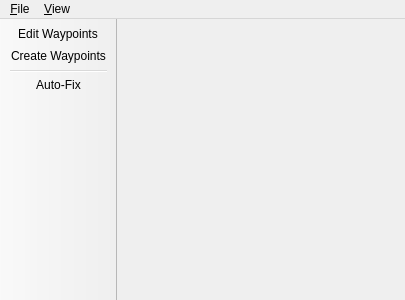
Above: WaypointPlanner/WaypointPlannerMainWindow.ui from raptorswing/FlightPlanner before the change. Below: the same form after it.
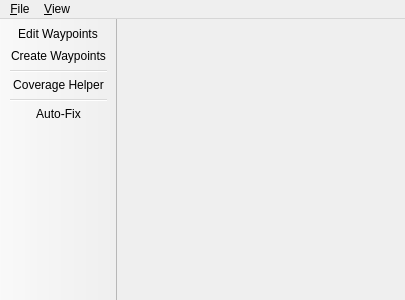
That is the form after the change. Icons and pictures are not drawn.

Commit message: Added coverage helper GUI action

```diff
--- a/WaypointPlanner/WaypointPlannerMainWindow.ui
+++ b/WaypointPlanner/WaypointPlannerMainWindow.ui
@@ -75,6 +75,8 @@
    <addaction name="actionSelect_Mode"/>
    <addaction name="actionCreate_Mode"/>
    <addaction name="separator"/>
+   <addaction name="actionCoverage_Helper"/>
+   <addaction name="separator"/>
    <addaction name="actionAuto_Fix"/>
   </widget>
   <action name="actionExit">
@@ -125,6 +127,15 @@
     <string>Auto-Fix</string>
    </property>
   </action>
+  <action name="actionCoverage_Helper">
+   <property name="icon">
+    <iconset resource="WaypointPlannerResources.qrc">
+     <normaloff>:/images/images/coverageHelperIcon.png</normaloff>:/images/images/coverageHelperIcon.png</iconset>
+   </property>
+   <property name="text">
+    <string>Coverage Helper</string>
+   </property>
+  </action>
  </widget>
  <layoutdefault spacing="6" margin="11"/>
  <resources>
```
The commit also changes 3 other files.
